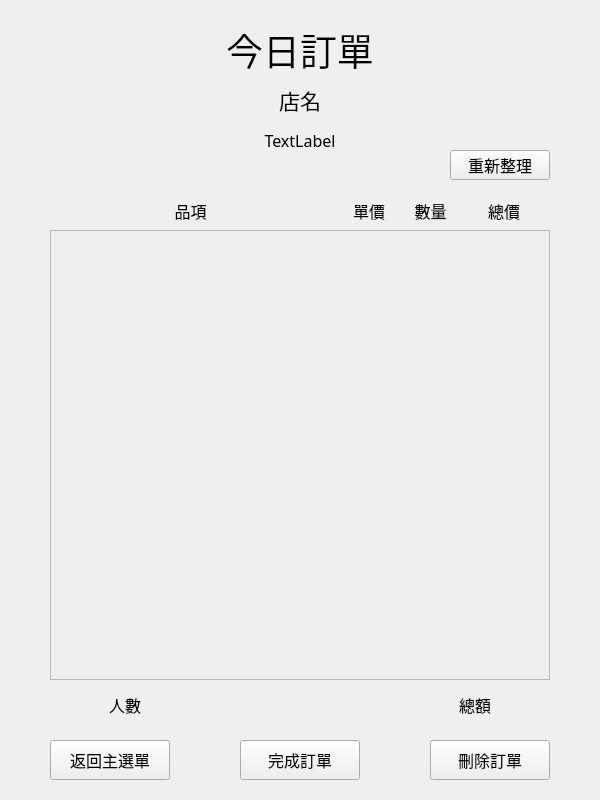
Above: AccountSystem/ui/checkTodayOrder.ui from bryannnnn-h/account_system before the change. Below: the same form after it.
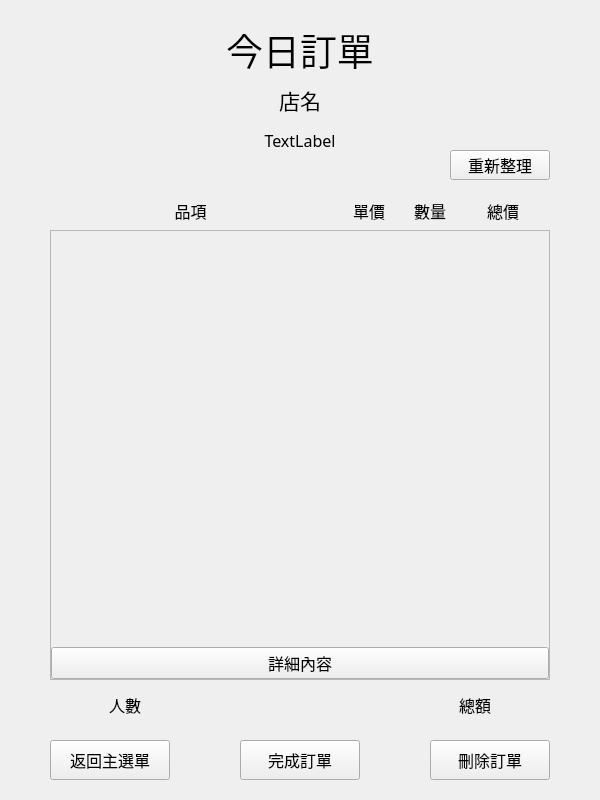
That is the form after the change.

Diff of the .ui file:
```diff
--- a/AccountSystem/ui/checkTodayOrder.ui
+++ b/AccountSystem/ui/checkTodayOrder.ui
@@ -47,56 +47,6 @@
     <set>Qt::AlignCenter</set>
    </property>
   </widget>
-  <widget class="QScrollArea" name="scrollArea">
-   <property name="geometry">
-    <rect>
-     <x>50</x>
-     <y>230</y>
-     <width>500</width>
-     <height>450</height>
-    </rect>
-   </property>
-   <property name="widgetResizable">
-    <bool>true</bool>
-   </property>
-   <widget class="QWidget" name="scrollAreaWidgetContents">
-    <property name="geometry">
-     <rect>
-      <x>0</x>
-      <y>0</y>
-      <width>498</width>
-      <height>448</height>
-     </rect>
-    </property>
-    <layout class="QVBoxLayout" name="verticalLayout">
-     <property name="leftMargin">
-      <number>0</number>
-     </property>
-     <property name="topMargin">
-      <number>0</number>
-     </property>
-     <property name="rightMargin">
-      <number>0</number>
-     </property>
-     <property name="bottomMargin">
-      <number>0</number>
-     </property>
-     <item>
-      <spacer name="verticalSpacer">
-       <property name="orientation">
-        <enum>Qt::Vertical</enum>
-       </property>
-       <property name="sizeHint" stdset="0">
-        <size>
-         <width>20</width>
-         <height>40</height>
-        </size>
-       </property>
-      </spacer>
-     </item>
-    </layout>
-   </widget>
-  </widget>
   <widget class="QLabel" name="storeName_label">
    <property name="geometry">
     <rect>
@@ -119,85 +69,6 @@
     <set>Qt::AlignCenter</set>
    </property>
   </widget>
-  <widget class="QWidget" name="horizontalLayoutWidget">
-   <property name="geometry">
-    <rect>
-     <x>50</x>
-     <y>190</y>
-     <width>501</width>
-     <height>41</height>
-    </rect>
-   </property>
-   <layout class="QHBoxLayout" name="horizontalLayout" stretch="12,3,2,4">
-    <property name="spacing">
-     <number>3</number>
-    </property>
-    <item>
-     <widget class="QLabel" name="label_4">
-      <property name="font">
-       <font>
-        <family>微軟正黑體</family>
-        <pointsize>12</pointsize>
-       </font>
-      </property>
-      <property name="text">
-       <string>品項</string>
-      </property>
-      <property name="alignment">
-       <set>Qt::AlignCenter</set>
-      </property>
-     </widget>
-    </item>
-    <item>
-     <widget class="QLabel" name="label_3">
-      <property name="font">
-       <font>
-        <family>微軟正黑體</family>
-        <pointsize>12</pointsize>
-       </font>
-      </property>
-      <property name="text">
-       <string>單價</string>
-      </property>
-      <property name="alignment">
-       <set>Qt::AlignCenter</set>
-      </property>
-     </widget>
-    </item>
-    <item>
-     <widget class="QLabel" name="label_5">
-      <property name="font">
-       <font>
-        <family>微軟正黑體</family>
-        <pointsize>12</pointsize>
-       </font>
-      </property>
-      <property name="text">
-       <string>數量</string>
-      </property>
-      <property name="alignment">
-       <set>Qt::AlignCenter</set>
-      </property>
-     </widget>
-    </item>
-    <item>
-     <widget class="QLabel" name="label_6">
-      <property name="font">
-       <font>
-        <family>微軟正黑體</family>
-        <pointsize>12</pointsize>
-       </font>
-      </property>
-      <property name="text">
-       <string>總價</string>
-      </property>
-      <property name="alignment">
-       <set>Qt::AlignCenter</set>
-      </property>
-     </widget>
-    </item>
-   </layout>
-  </widget>
   <widget class="QLabel" name="totalPrice_label">
    <property name="geometry">
     <rect>
@@ -346,6 +217,187 @@
     <set>Qt::AlignCenter</set>
    </property>
   </widget>
+  <widget class="QStackedWidget" name="todayOrder_stackedWidget">
+   <property name="geometry">
+    <rect>
+     <x>50</x>
+     <y>190</y>
+     <width>500</width>
+     <height>490</height>
+    </rect>
+   </property>
+   <property name="currentIndex">
+    <number>0</number>
+   </property>
+   <widget class="QWidget" name="todayOrder_page">
+    <widget class="QScrollArea" name="todayOrder_scrollArea">
+     <property name="geometry">
+      <rect>
+       <x>0</x>
+       <y>40</y>
+       <width>500</width>
+       <height>450</height>
+      </rect>
+     </property>
+     <property name="widgetResizable">
+      <bool>true</bool>
+     </property>
+     <widget class="QWidget" name="scrollAreaWidgetContents">
+      <property name="geometry">
+       <rect>
+        <x>0</x>
+        <y>0</y>
+        <width>498</width>
+        <height>448</height>
+       </rect>
+      </property>
+      <layout class="QVBoxLayout" name="verticalLayout">
+       <property name="leftMargin">
+        <number>0</number>
+       </property>
+       <property name="topMargin">
+        <number>0</number>
+       </property>
+       <property name="rightMargin">
+        <number>0</number>
+       </property>
+       <property name="bottomMargin">
+        <number>0</number>
+       </property>
+       <item>
+        <spacer name="verticalSpacer">
+         <property name="orientation">
+          <enum>Qt::Vertical</enum>
+         </property>
+         <property name="sizeHint" stdset="0">
+          <size>
+           <width>20</width>
+           <height>40</height>
+          </size>
+         </property>
+        </spacer>
+       </item>
+       <item>
+        <widget class="QPushButton" name="todayOrderDetail_pushButton">
+         <property name="font">
+          <font>
+           <family>微軟正黑體</family>
+           <pointsize>12</pointsize>
+          </font>
+         </property>
+         <property name="text">
+          <string>詳細內容</string>
+         </property>
+        </widget>
+       </item>
+      </layout>
+     </widget>
+    </widget>
+    <widget class="QWidget" name="todayOrderTag_widget" native="true">
+     <property name="geometry">
+      <rect>
+       <x>0</x>
+       <y>0</y>
+       <width>500</width>
+       <height>42</height>
+      </rect>
+     </property>
+     <layout class="QHBoxLayout" name="horizontalLayout_2" stretch="12,3,2,4">
+      <property name="spacing">
+       <number>3</number>
+      </property>
+      <property name="leftMargin">
+       <number>0</number>
+      </property>
+      <property name="topMargin">
+       <number>0</number>
+      </property>
+      <property name="rightMargin">
+       <number>0</number>
+      </property>
+      <property name="bottomMargin">
+       <number>0</number>
+      </property>
+      <item>
+       <widget class="QLabel" name="label_2">
+        <property name="font">
+         <font>
+          <family>微軟正黑體</family>
+          <pointsize>12</pointsize>
+         </font>
+        </property>
+        <property name="text">
+         <string>品項</string>
+        </property>
+        <property name="alignment">
+         <set>Qt::AlignCenter</set>
+        </property>
+       </widget>
+      </item>
+      <item>
+       <widget class="QLabel" name="label_7">
+        <property name="font">
+         <font>
+          <family>微軟正黑體</family>
+          <pointsize>12</pointsize>
+         </font>
+        </property>
+        <property name="text">
+         <string>單價</string>
+        </property>
+        <property name="alignment">
+         <set>Qt::AlignCenter</set>
+        </property>
+       </widget>
+      </item>
+      <item>
+       <widget class="QLabel" name="label_8">
+        <property name="font">
+         <font>
+          <family>微軟正黑體</family>
+          <pointsize>12</pointsize>
+         </font>
+        </property>
+        <property name="text">
+         <string>數量</string>
+        </property>
+        <property name="alignment">
+         <set>Qt::AlignCenter</set>
+        </property>
+       </widget>
+      </item>
+      <item>
+       <widget class="QLabel" name="label_9">
+        <property name="font">
+         <font>
+          <family>微軟正黑體</family>
+          <pointsize>12</pointsize>
+         </font>
+        </property>
+        <property name="text">
+         <string>總價</string>
+        </property>
+        <property name="alignment">
+         <set>Qt::AlignCenter</set>
+        </property>
+       </widget>
+      </item>
+     </layout>
+    </widget>
+   </widget>
+   <widget class="QWidget" name="todayOrderDetail_page">
+    <widget class="QWidget" name="todayOrderDetail_widget" native="true">
+     <property name="geometry">
+      <rect>
+       <x>0</x>
+       <y>0</y>
+       <width>500</width>
+       <height>490</height>
+      </rect>
+     </property>
+    </widget>
+   </widget>
+  </widget>
  </widget>
  <resources/>
  <connections/>
```
